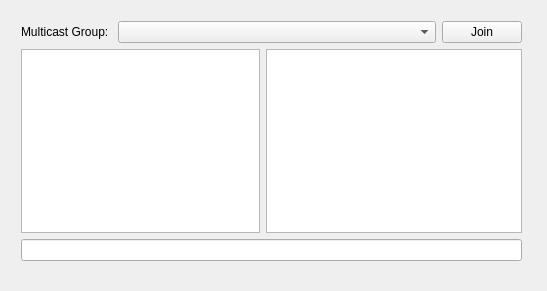
The window that SPOLKS_Lab_6/Widget.ui (Lexanni/spolks) describes before a commit, drawn with Qt 5.
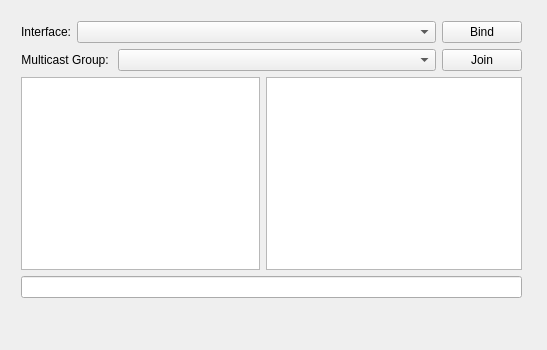
The same window after the commit.

Commit message: Added interface choice. Fixed sending messages.

Patch:
```diff
--- a/SPOLKS_Lab_6/Widget.ui
+++ b/SPOLKS_Lab_6/Widget.ui
@@ -7,7 +7,7 @@
     <x>0</x>
     <y>0</y>
     <width>547</width>
-    <height>291</height>
+    <height>350</height>
    </rect>
   </property>
   <property name="windowTitle">
@@ -19,42 +19,14 @@
      <x>10</x>
      <y>10</y>
      <width>523</width>
-     <height>262</height>
+     <height>299</height>
     </rect>
    </property>
    <layout class="QGridLayout" name="gridLayout">
     <property name="sizeConstraint">
      <enum>QLayout::SetMaximumSize</enum>
     </property>
-    <item row="0" column="0">
-     <layout class="QHBoxLayout" name="horizontalLayout_4">
-      <item>
-       <widget class="QLabel" name="label">
-        <property name="text">
-         <string>Multicast Group: </string>
-        </property>
-       </widget>
-      </item>
-      <item>
-       <widget class="QComboBox" name="cbMulticastGroup">
-        <property name="sizePolicy">
-         <sizepolicy hsizetype="Expanding" vsizetype="Fixed">
-          <horstretch>0</horstretch>
-          <verstretch>0</verstretch>
-         </sizepolicy>
-        </property>
-       </widget>
-      </item>
-      <item>
-       <widget class="QPushButton" name="pbJoinLeave">
-        <property name="text">
-         <string>Join</string>
-        </property>
-       </widget>
-      </item>
-     </layout>
-    </item>
-    <item row="1" column="0">
+    <item row="3" column="0">
      <layout class="QHBoxLayout" name="horizontalLayout_5">
       <item>
        <widget class="QTextEdit" name="teChat">
@@ -84,9 +56,83 @@
       </item>
      </layout>
     </item>
-    <item row="2" column="0">
+    <item row="4" column="0">
      <widget class="QLineEdit" name="leInput"/>
     </item>
+    <item row="1" column="0">
+     <layout class="QHBoxLayout" name="horizontalLayout_6">
+      <item>
+       <widget class="QLabel" name="label_2">
+        <property name="sizePolicy">
+         <sizepolicy hsizetype="Preferred" vsizetype="Preferred">
+          <horstretch>0</horstretch>
+          <verstretch>0</verstretch>
+         </sizepolicy>
+        </property>
+        <property name="text">
+         <string>Interface:</string>
+        </property>
+        <property name="alignment">
+         <set>Qt::AlignRight|Qt::AlignTrailing|Qt::AlignVCenter</set>
+        </property>
+       </widget>
+      </item>
+      <item>
+       <widget class="QComboBox" name="cbInterfaces">
+        <property name="sizePolicy">
+         <sizepolicy hsizetype="Expanding" vsizetype="Fixed">
+          <horstretch>0</horstretch>
+          <verstretch>0</verstretch>
+         </sizepolicy>
+        </property>
+       </widget>
+      </item>
+      <item>
+       <widget class="QPushButton" name="pbBindResume">
+        <property name="text">
+         <string>Bind</string>
+        </property>
+       </widget>
+      </item>
+     </layout>
+    </item>
+    <item row="2" column="0">
+     <layout class="QHBoxLayout" name="horizontalLayout_4">
+      <item>
+       <widget class="QLabel" name="label">
+        <property name="sizePolicy">
+         <sizepolicy hsizetype="Preferred" vsizetype="Preferred">
+          <horstretch>0</horstretch>
+          <verstretch>0</verstretch>
+         </sizepolicy>
+        </property>
+        <property name="text">
+         <string>Multicast Group: </string>
+        </property>
+        <property name="alignment">
+         <set>Qt::AlignRight|Qt::AlignTrailing|Qt::AlignVCenter</set>
+        </property>
+       </widget>
+      </item>
+      <item>
+       <widget class="QComboBox" name="cbMulticastGroup">
+        <property name="sizePolicy">
+         <sizepolicy hsizetype="Expanding" vsizetype="Fixed">
+          <horstretch>0</horstretch>
+          <verstretch>0</verstretch>
+         </sizepolicy>
+        </property>
+       </widget>
+      </item>
+      <item>
+       <widget class="QPushButton" name="pbJoinLeave">
+        <property name="text">
+         <string>Join</string>
+        </property>
+       </widget>
+      </item>
+     </layout>
+    </item>
    </layout>
   </widget>
  </widget>
```
The commit also changes 2 other files.
